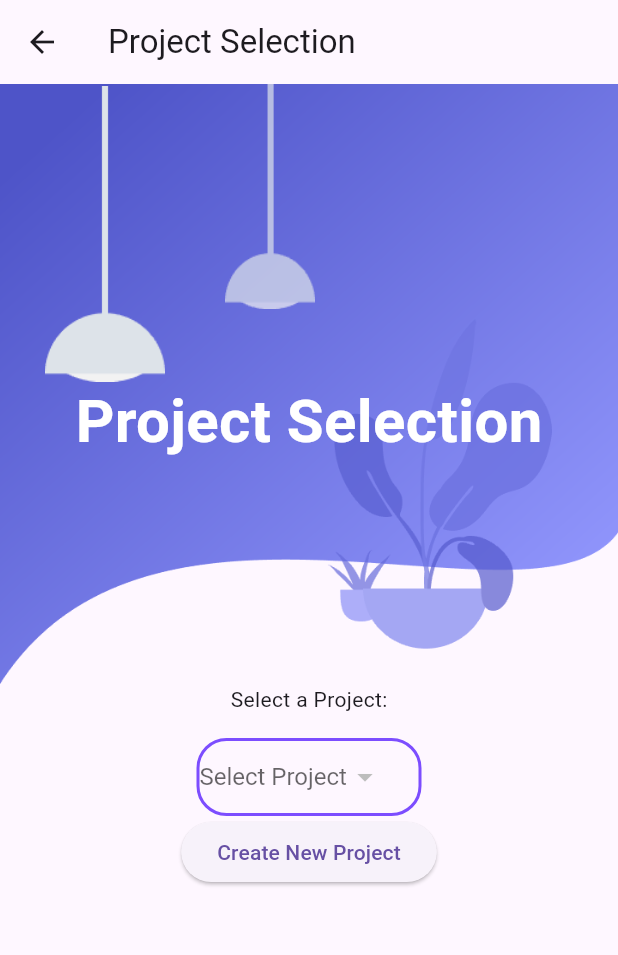
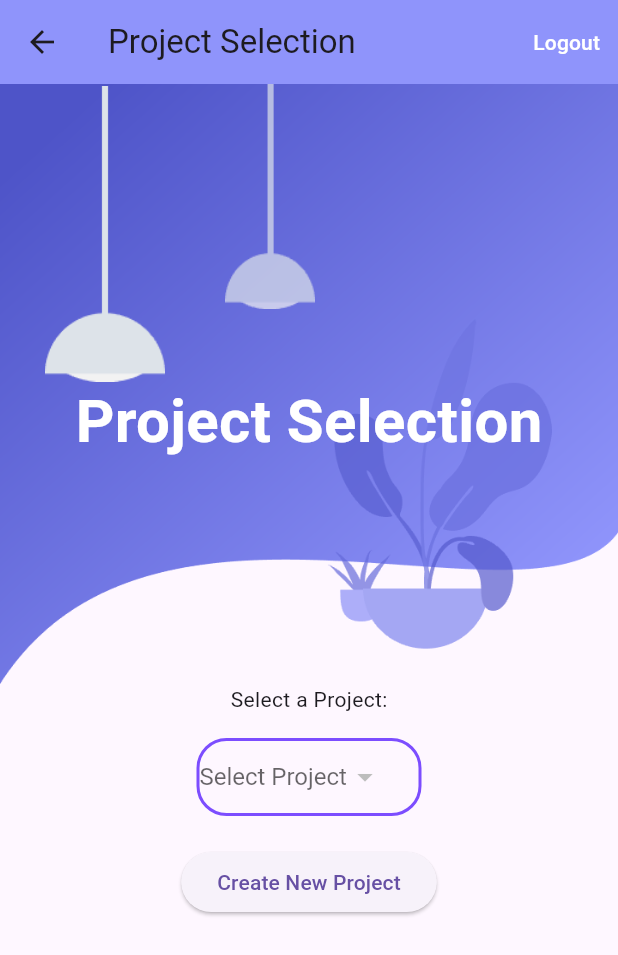
Before and after one commit to CPAD2023/CPAD2023SecBTeam10, a Flutter app: the ProjectSelectionPage screen opened directly with empty values, on a phone screen of 412 x 824 dp. Shown: the top 955 px of the screen. Run offline on Flutter 3.47's test engine with Material 3 defaults, Android fonts, the phone set to English and light mode, and no system bars; our stand-ins replace animate_do, file_picker; network calls fail.

Commit message:
this is fixing assets

```diff
--- a/frontend/lib/ProjectSelectionPage.dart
+++ b/frontend/lib/ProjectSelectionPage.dart
@@ -20,6 +20,13 @@ class _ProjectSelectionPageState extends State<ProjectSelectionPage> {
   TextEditingController _newProjectController = TextEditingController();
   TextEditingController _newProjectDescriptionController = TextEditingController();
 
+  // Function to perform logout and navigate to login page
+  void _logout() {
+    // Add any necessary logout logic here
+
+    // Navigate to the login page
+    Navigator.pushReplacementNamed(context, '/login');
+  }
 
   @override
   void initState() {
@@ -136,6 +143,17 @@ class _ProjectSelectionPageState extends State<ProjectSelectionPage> {
     return Scaffold(
       appBar: AppBar(
         title: Text('Project Selection'),
+        backgroundColor: Color.fromRGBO(143, 148, 251, 1),
+        actions: [
+          // Logout button
+          TextButton(
+            onPressed: _logout,
+            child: Text(
+              'Logout',
+              style: TextStyle(color: Colors.white),
+            ),
+          ),
+        ],
       ),
       body: SingleChildScrollView(
         child: Container(
@@ -206,15 +224,15 @@ class _ProjectSelectionPageState extends State<ProjectSelectionPage> {
                 // mainAxisAlignment: MainAxisAlignment.center,
                 children: [
                   Text('Select a Project:'),
-                  SizedBox(height: 16.0),
+                  SizedBox(height: 16.0), // Added spacing between the button and dropdown
+
                   Container(
                     width: 150.0, // Set your desired width
                     decoration: BoxDecoration(
-                      borderRadius: BorderRadius.circular(20.0),
+                      borderRadius: BorderRadius.circular(20.0), // Make it more rounded
                       border: Border.all(color: Colors.deepPurpleAccent, width: 2.0),
                     ),
                     child: Row(
-                      // mainAxisAlignment: MainAxisAlignment.spaceBetween,
                       children: [
                         DropdownButton<String>(
                           value: selectedProject,
@@ -243,6 +261,7 @@ class _ProjectSelectionPageState extends State<ProjectSelectionPage> {
                             fontSize: 16.0, // Text size
                           ),
                           underline: Container(), // Remove the default underline
+                          alignment: Alignment.center, // Center align the text
                         ),
                         // Icon(
                         //   Icons.arrow_drop_down,
@@ -251,6 +270,7 @@ class _ProjectSelectionPageState extends State<ProjectSelectionPage> {
                       ],
                     ),
                   ),
+                  SizedBox(height: 20.0),
                 ],
               ),
               ElevatedButton(
--- a/frontend/lib/issues_page.dart
+++ b/frontend/lib/issues_page.dart
@@ -16,6 +16,12 @@ class IssuesPage extends StatefulWidget {
 class _IssuesPageState extends State<IssuesPage> {
   List<Map<String, dynamic>> issues = [];
 
+  void _logout() {
+    // Add any necessary logout logic here
+
+    // Navigate to the login page
+    Navigator.pushReplacementNamed(context, '/login');
+  }
   @override
   void initState() {
     super.initState();
@@ -375,6 +381,17 @@ class _IssuesPageState extends State<IssuesPage> {
     return Scaffold(
       appBar: AppBar(
         title: Text('Issues for Project'),
+        backgroundColor: Color.fromRGBO(143, 148, 251, 1),
+        actions: [
+          // Logout button
+          TextButton(
+            onPressed: _logout,
+            child: Text(
+              'Logout',
+              style: TextStyle(color: Colors.white),
+            ),
+          ),
+        ],
       ),
       body: ListView.builder(
         itemCount: issues.length + 2, // Add 2 for the new buttons
--- a/frontend/lib/splash_screen.dart
+++ b/frontend/lib/splash_screen.dart
@@ -51,7 +51,7 @@ class _SplashScreenState extends State<SplashScreen>
               ),
               SizedBox(height: 16.0),
               Text(
-                'Scrum Bot',
+                'AutoScrum',
                 style: TextStyle(fontSize: 20.0, fontWeight: FontWeight.bold),
               ),
             ],
--- a/frontend/pubspec.yaml
+++ b/frontend/pubspec.yaml
@@ -1,4 +1,4 @@
-name: scrum_bot
+name: AutoScrum
 description: A Flutter project for scrum.
 
 # The following line prevents the package from being accidentally published to
```
Also changed, not shown: 49 other files.
